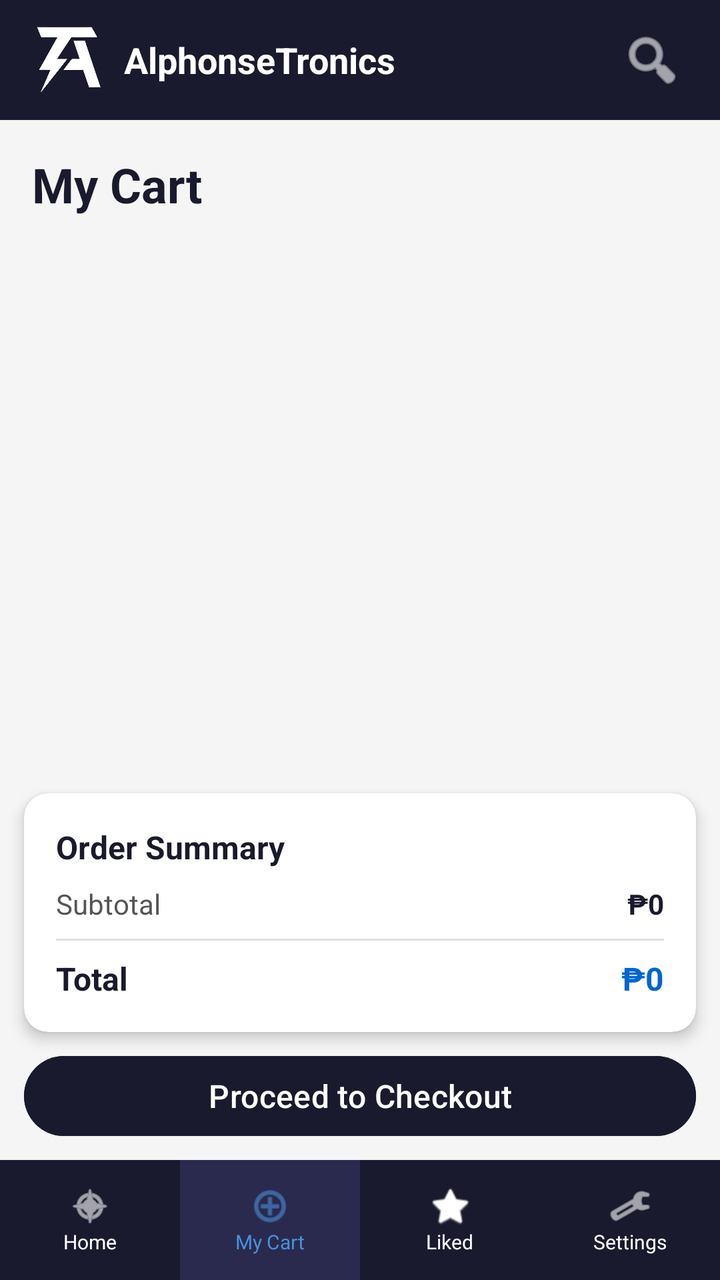
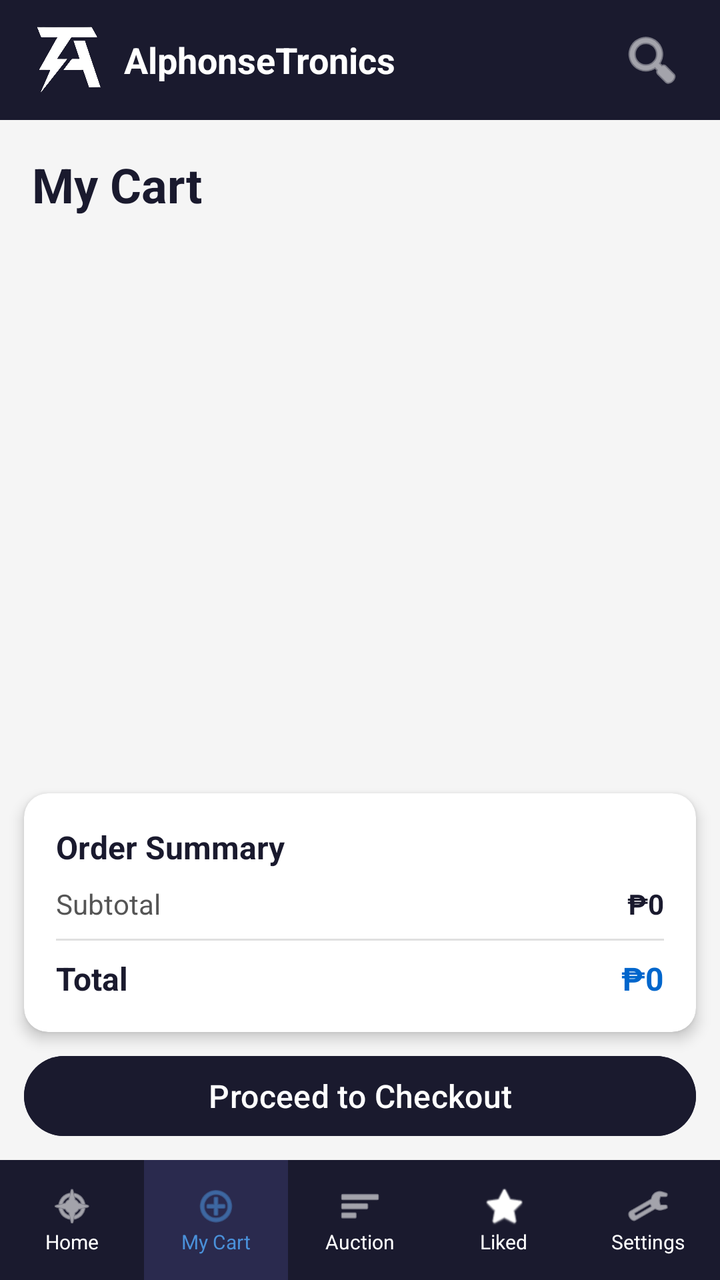

Before-and-after screenshots of an Android layout around one commit, followed by the original layout XML and the change that was made.
<!-- AndroidManifest.xml: application theme Theme.AlphonseTronics -->
<!-- res/layout/activity_cart.xml -->
<?xml version="1.0" encoding="utf-8"?>
<androidx.constraintlayout.widget.ConstraintLayout xmlns:android="http://schemas.android.com/apk/res/android"
    xmlns:app="http://schemas.android.com/apk/res-auto"
    android:layout_width="match_parent"
    android:layout_height="match_parent"
    android:background="#F5F5F5">

    
    <LinearLayout
        android:id="@+id/topBar"
        android:layout_width="0dp"
        android:layout_height="60dp"
        android:background="#1A1A2E"
        android:gravity="center_vertical"
        android:orientation="horizontal"
        android:paddingStart="16dp"
        android:paddingEnd="16dp"
        app:layout_constraintTop_toTopOf="parent"
        app:layout_constraintStart_toStartOf="parent"
        app:layout_constraintEnd_toEndOf="parent">

        <ImageView
            android:layout_width="36dp"
            android:layout_height="36dp"
            android:src="@drawable/logo_inverted"
            android:scaleType="fitCenter"
            android:layout_marginEnd="10dp" />

        <TextView
            android:layout_width="0dp"
            android:layout_height="wrap_content"
            android:layout_weight="1"
            android:text="AlphonseTronics"
            android:textColor="#FFFFFF"
            android:textSize="18sp"
            android:textStyle="bold" />

        <ImageButton
            android:id="@+id/btnSearch"
            android:layout_width="36dp"
            android:layout_height="36dp"
            android:background="?attr/selectableItemBackgroundBorderless"
            android:src="@android:drawable/ic_menu_search"
            android:contentDescription="Search"
            app:tint="#FFFFFF" />

    </LinearLayout>

    
    <TextView
        android:id="@+id/tvCartTitle"
        android:layout_width="wrap_content"
        android:layout_height="wrap_content"
        android:text="My Cart"
        android:textColor="#1A1A2E"
        android:textSize="24sp"
        android:textStyle="bold"
        android:layout_marginStart="16dp"
        android:layout_marginTop="16dp"
        app:layout_constraintTop_toBottomOf="@id/topBar"
        app:layout_constraintStart_toStartOf="parent" />

    
    <LinearLayout
        android:id="@+id/layoutEmpty"
        android:layout_width="0dp"
        android:layout_height="0dp"
        android:orientation="vertical"
        android:gravity="center"
        android:visibility="gone"
        app:layout_constraintTop_toBottomOf="@id/tvCartTitle"
        app:layout_constraintBottom_toTopOf="@id/orderSummaryCard"
        app:layout_constraintStart_toStartOf="parent"
        app:layout_constraintEnd_toEndOf="parent">

        <ImageView
            android:layout_width="80dp"
            android:layout_height="80dp"
            android:src="@android:drawable/ic_menu_add"
            app:tint="#CCCCCC" />

        <TextView
            android:layout_width="wrap_content"
            android:layout_height="wrap_content"
            android:text="Your cart is empty"
            android:textSize="18sp"
            android:textStyle="bold"
            android:textColor="#AAAAAA"
            android:layout_marginTop="12dp" />

        <TextView
            android:layout_width="wrap_content"
            android:layout_height="wrap_content"
            android:text="Add items from the dashboard"
            android:textSize="14sp"
            android:textColor="#CCCCCC"
            android:layout_marginTop="4dp" />

    </LinearLayout>

    <androidx.recyclerview.widget.RecyclerView
        android:id="@+id/rvCartItems"
        android:layout_width="0dp"
        android:layout_height="0dp"
        android:layout_marginStart="12dp"
        android:layout_marginEnd="12dp"
        android:layout_marginTop="8dp"
        android:layout_marginBottom="8dp"
        app:layout_constraintTop_toBottomOf="@id/tvCartTitle"
        app:layout_constraintBottom_toTopOf="@id/orderSummaryCard"
        app:layout_constraintStart_toStartOf="parent"
        app:layout_constraintEnd_toEndOf="parent" />

    
    <androidx.cardview.widget.CardView
        android:id="@+id/orderSummaryCard"
        android:layout_width="0dp"
        android:layout_height="wrap_content"
        android:layout_marginStart="12dp"
        android:layout_marginEnd="12dp"
        android:layout_marginBottom="8dp"
        app:cardCornerRadius="12dp"
        app:cardElevation="4dp"
        app:layout_constraintTop_toBottomOf="@id/rvCartItems"
        app:layout_constraintBottom_toTopOf="@id/btnCheckout"
        app:layout_constraintStart_toStartOf="parent"
        app:layout_constraintEnd_toEndOf="parent">

        <LinearLayout
            android:layout_width="match_parent"
            android:layout_height="wrap_content"
            android:orientation="vertical"
            android:padding="16dp">

            <TextView
                android:layout_width="wrap_content"
                android:layout_height="wrap_content"
                android:text="Order Summary"
                android:textColor="#1A1A2E"
                android:textSize="16sp"
                android:textStyle="bold"
                android:layout_marginBottom="8dp" />

            <LinearLayout
                android:layout_width="match_parent"
                android:layout_height="wrap_content"
                android:orientation="horizontal">

                <TextView
                    android:layout_width="0dp"
                    android:layout_height="wrap_content"
                    android:layout_weight="1"
                    android:text="Subtotal"
                    android:textColor="#555555"
                    android:textSize="14sp" />

                <TextView
                    android:id="@+id/tvSubtotal"
                    android:layout_width="wrap_content"
                    android:layout_height="wrap_content"
                    android:text="₱0"
                    android:textColor="#1A1A2E"
                    android:textSize="14sp"
                    android:textStyle="bold" />
            </LinearLayout>

            <View
                android:layout_width="match_parent"
                android:layout_height="1dp"
                android:background="#E0E0E0"
                android:layout_marginTop="8dp"
                android:layout_marginBottom="8dp" />

            <LinearLayout
                android:layout_width="match_parent"
                android:layout_height="wrap_content"
                android:orientation="horizontal">

                <TextView
                    android:layout_width="0dp"
                    android:layout_height="wrap_content"
                    android:layout_weight="1"
                    android:text="Total"
                    android:textColor="#1A1A2E"
                    android:textSize="16sp"
                    android:textStyle="bold" />

                <TextView
                    android:id="@+id/tvTotal"
                    android:layout_width="wrap_content"
                    android:layout_height="wrap_content"
                    android:text="₱0"
                    android:textColor="#0066CC"
                    android:textSize="16sp"
                    android:textStyle="bold" />
            </LinearLayout>
        </LinearLayout>
    </androidx.cardview.widget.CardView>

    
    <Button
        android:id="@+id/btnCheckout"
        android:layout_width="0dp"
        android:layout_height="wrap_content"
        android:layout_marginStart="12dp"
        android:layout_marginEnd="12dp"
        android:layout_marginBottom="8dp"
        android:backgroundTint="#1A1A2E"
        android:text="Proceed to Checkout"
        android:textColor="#FFFFFF"
        android:textSize="16sp"
        app:layout_constraintBottom_toTopOf="@id/bottomNav"
        app:layout_constraintStart_toStartOf="parent"
        app:layout_constraintEnd_toEndOf="parent" />

    
    <LinearLayout
        android:id="@+id/bottomNav"
        android:layout_width="0dp"
        android:layout_height="60dp"
        android:background="#1A1A2E"
        android:gravity="center"
        android:orientation="horizontal"
        app:layout_constraintBottom_toBottomOf="parent"
        app:layout_constraintStart_toStartOf="parent"
        app:layout_constraintEnd_toEndOf="parent">

        <LinearLayout
            android:id="@+id/navHome"
            android:layout_width="0dp"
            android:layout_height="match_parent"
            android:layout_weight="1"
            android:gravity="center"
            android:orientation="vertical"
            android:clickable="true"
            android:focusable="true">
            <ImageView
                android:layout_width="22dp"
                android:layout_height="22dp"
                android:src="@android:drawable/ic_menu_compass"
                app:tint="#FFFFFF" />
            <TextView
                android:layout_width="wrap_content"
                android:layout_height="wrap_content"
                android:text="Home"
                android:textColor="#FFFFFF"
                android:textSize="10sp" />
        </LinearLayout>

        <LinearLayout
            android:id="@+id/navCart"
            android:layout_width="0dp"
            android:layout_height="match_parent"
            android:layout_weight="1"
            android:gravity="center"
            android:orientation="vertical"
            android:background="#2A2A4E"
            android:clickable="true"
            android:focusable="true">
            <ImageView
                android:layout_width="22dp"
                android:layout_height="22dp"
                android:src="@android:drawable/ic_menu_add"
                app:tint="#4A90D9" />
            <TextView
                android:layout_width="wrap_content"
                android:layout_height="wrap_content"
                android:text="My Cart"
                android:textColor="#4A90D9"
                android:textSize="10sp" />
        </LinearLayout>

        <LinearLayout
            android:id="@+id/navLiked"
            android:layout_width="0dp"
            android:layout_height="match_parent"
            android:layout_weight="1"
            android:gravity="center"
            android:orientation="vertical"
            android:clickable="true"
            android:focusable="true">
            <ImageView
                android:layout_width="22dp"
                android:layout_height="22dp"
                android:src="@android:drawable/btn_star_big_on"
                app:tint="#FFFFFF" />
            <TextView
                android:layout_width="wrap_content"
                android:layout_height="wrap_content"
                android:text="Liked"
                android:textColor="#FFFFFF"
                android:textSize="10sp" />
        </LinearLayout>

        <LinearLayout
            android:id="@+id/navSettings"
            android:layout_width="0dp"
            android:layout_height="match_parent"
            android:layout_weight="1"
            android:gravity="center"
            android:orientation="vertical"
            android:clickable="true"
            android:focusable="true">
            <ImageView
                android:layout_width="22dp"
                android:layout_height="22dp"
                android:src="@android:drawable/ic_menu_manage"
                app:tint="#FFFFFF" />
            <TextView
                android:layout_width="wrap_content"
                android:layout_height="wrap_content"
                android:text="Settings"
                android:textColor="#FFFFFF"
                android:textSize="10sp" />
        </LinearLayout>

    </LinearLayout>

</androidx.constraintlayout.widget.ConstraintLayout>
<!-- resources referenced by this layout -->
<resources>
  <!-- drawable logo_inverted: png bitmap (drawable, 60277 bytes) -->
  <style name="Theme.AlphonseTronics" parent="Base.Theme.AlphonseTronics" />
  <style name="Base.Theme.AlphonseTronics" parent="Theme.Material3.DayNight.NoActionBar">
          
          
      </style>
</resources>

<!-- the commit's change to res/layout/activity_cart.xml (unified diff, before → after) -->
@@ -271,6 +271,28 @@
         </LinearLayout>
 
         <LinearLayout
+            android:id="@+id/navBid"
+            android:layout_width="0dp"
+            android:layout_height="match_parent"
+            android:layout_weight="1"
+            android:gravity="center"
+            android:orientation="vertical"
+            android:clickable="true"
+            android:focusable="true">
+            <ImageView
+                android:layout_width="22dp"
+                android:layout_height="22dp"
+                android:src="@android:drawable/ic_menu_sort_by_size"
+                app:tint="#FFFFFF" />
+            <TextView
+                android:layout_width="wrap_content"
+                android:layout_height="wrap_content"
+                android:text="Auction"
+                android:textColor="#FFFFFF"
+                android:textSize="10sp" />
+        </LinearLayout>
+
+        <LinearLayout
             android:id="@+id/navLiked"
             android:layout_width="0dp"
             android:layout_height="match_parent"
